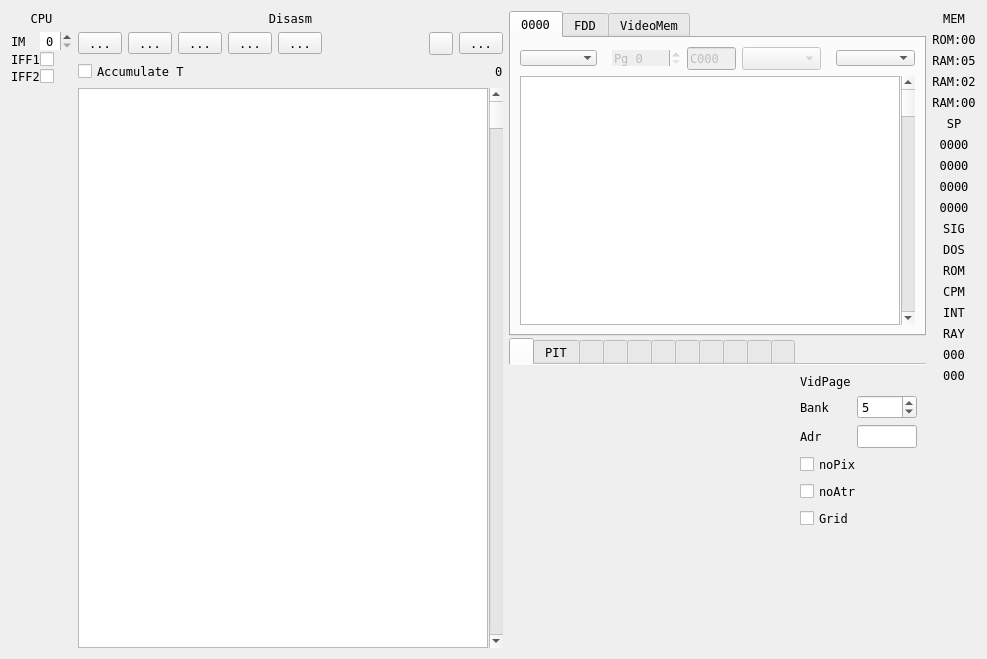
samstyle/Xpeccy, file ui/debuger.ui: the form before one commit.
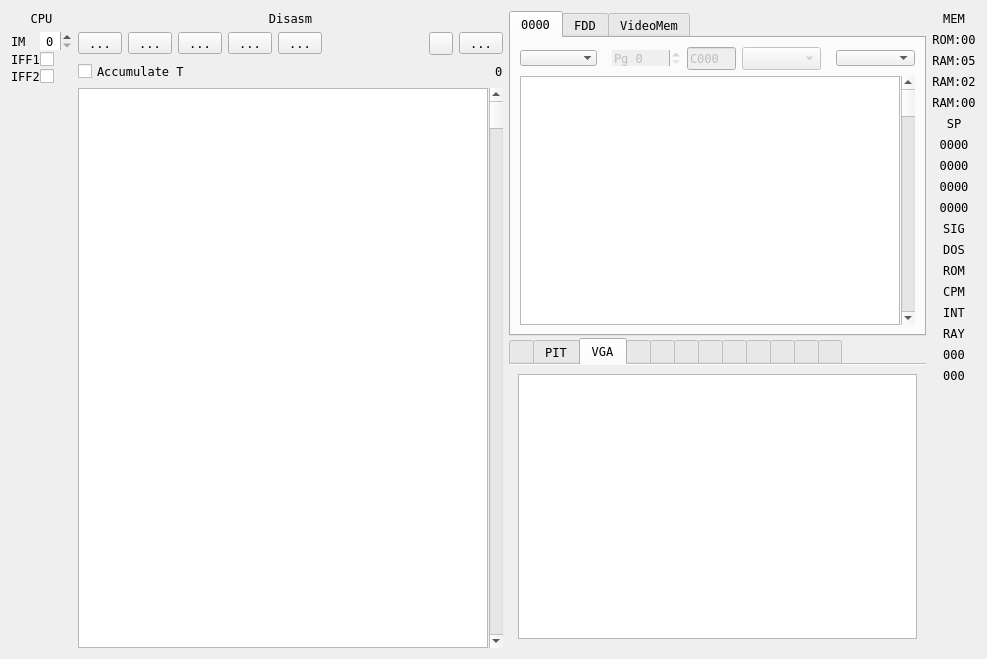
The form after the commit. Icons and pictures are not drawn. Custom widgets are drawn as their Qt base class.

Diff of the .ui file:
```diff
--- a/ui/debuger.ui
+++ b/ui/debuger.ui
@@ -926,7 +926,7 @@
         <bool>true</bool>
        </property>
        <property name="currentIndex">
-        <number>0</number>
+        <number>2</number>
        </property>
        <property name="documentMode">
         <bool>true</bool>
@@ -1081,6 +1081,26 @@
          </item>
         </layout>
        </widget>
+       <widget class="QWidget" name="vgaregTab">
+        <attribute name="title">
+         <string>VGA</string>
+        </attribute>
+        <layout class="QVBoxLayout" name="verticalLayout_18">
+         <item>
+          <widget class="QTableView" name="tabVgaReg">
+           <property name="editTriggers">
+            <set>QAbstractItemView::NoEditTriggers</set>
+           </property>
+           <property name="gridStyle">
+            <enum>Qt::DotLine</enum>
+           </property>
+           <attribute name="verticalHeaderDefaultSectionSize">
+            <number>17</number>
+           </attribute>
+          </widget>
+         </item>
+        </layout>
+       </widget>
        <widget class="QWidget" name="ayTab">
         <attribute name="icon">
          <iconset resource="../xpeccy.qrc">
```
